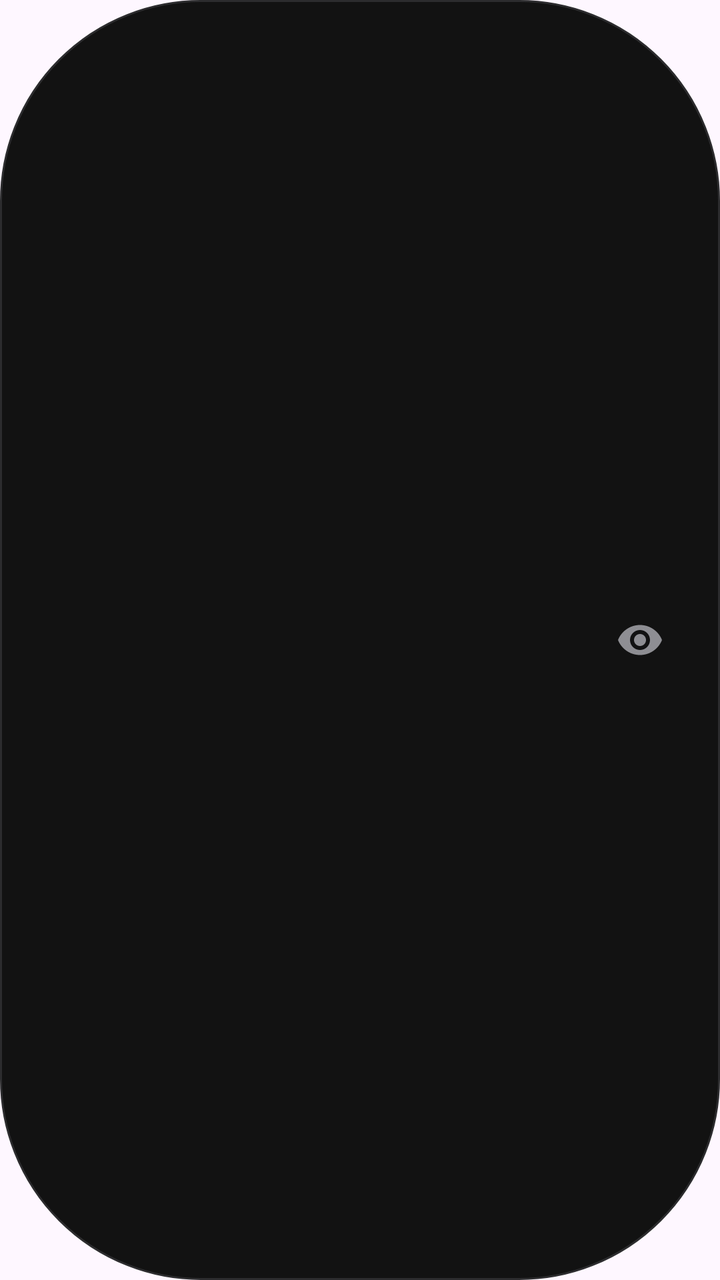
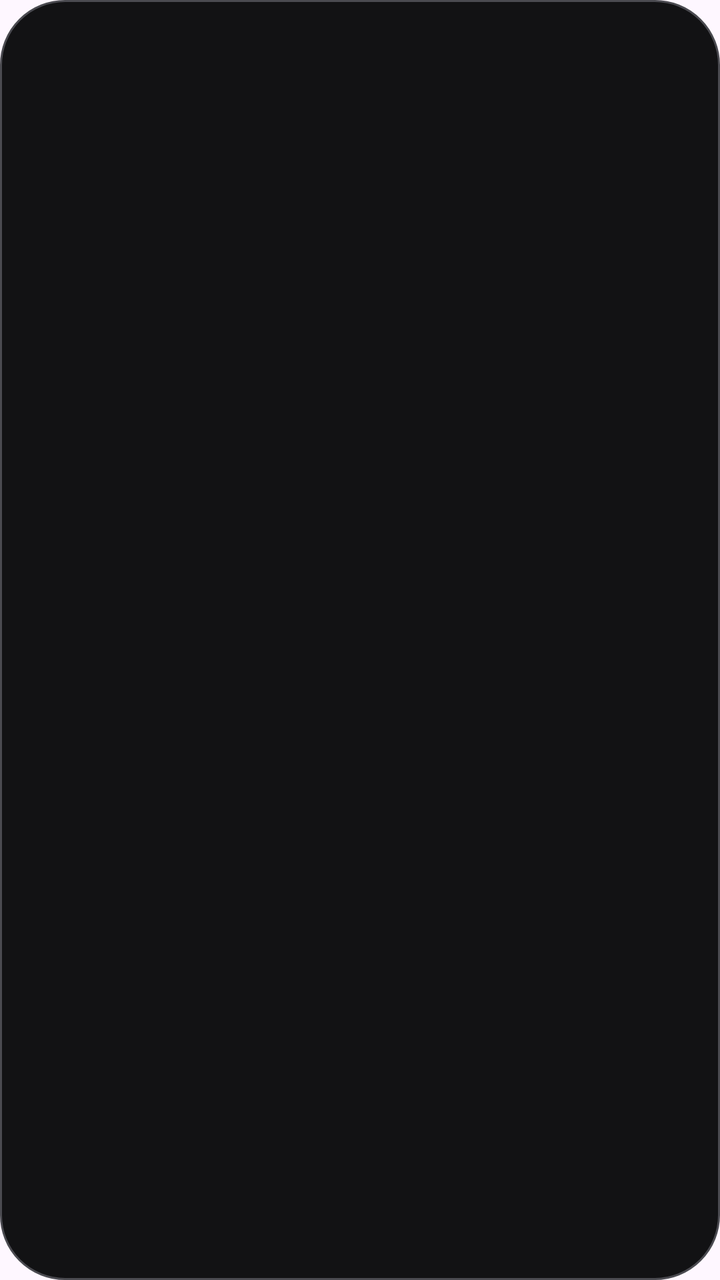

Two renders of the same Android screen: before a commit and after it. Below are the layout's source before the change and the commit's diff.
<!-- AndroidManifest.xml: application theme Theme.Test -->
<!-- res/layout/view_custom_input.xml -->
<?xml version="1.0" encoding="utf-8"?>
<LinearLayout xmlns:android="http://schemas.android.com/apk/res/android"
    xmlns:app="http://schemas.android.com/apk/res-auto"
    android:layout_width="match_parent"
    android:layout_height="wrap_content"
    xmlns:tools="http://schemas.android.com/tools"
    android:orientation="horizontal"
    android:paddingHorizontal="20dp"
    android:background="@drawable/bg_input_field">

    <LinearLayout
        android:layout_width="0dp"
        android:layout_height="wrap_content"
        android:layout_weight="1"
        android:orientation="vertical"
        android:gravity="center_vertical">
        <TextView
            android:id="@+id/tvLabel"
            android:layout_width="wrap_content"
            android:layout_height="wrap_content"
            android:textColor="#8E8E93"
            android:layout_marginTop="4dp"
            android:textSize="@dimen/text_size_small"/>
        <EditText
            android:id="@+id/etInput"
            android:layout_width="match_parent"
            android:layout_height="40dp"
            android:background="@null"
            android:textColor="#FFFFFF"
            android:textColorHint="@color/white"
            android:layout_marginBottom="8dp"
            android:textSize="@dimen/text_size_normal"/>
    </LinearLayout>
    <ImageButton
        android:id="@+id/btnTogglePassword"
        android:layout_width="40dp"
        android:layout_height="40dp"
        android:background="?attr/selectableItemBackgroundBorderless"
        android:src="@drawable/ic_visibility"
        android:layout_gravity="center_vertical"
        app:tint="#8E8E93"/>


</LinearLayout>
<!-- resources referenced by this layout -->
<resources>
  <color name="white">#FFFFFFFF</color>
  <dimen name="text_size_normal">16sp</dimen>
  <dimen name="text_size_small">12sp</dimen>
  <!-- drawable bg_input_field (drawable) -->
  <?xml version="1.0" encoding="utf-8"?>
  <shape xmlns:android="http://schemas.android.com/apk/res/android"
      android:shape="rectangle">
      <solid android:color="#121212"/>
      <stroke android:width="1dp" android:color="#2C2C2E"/>
      <corners android:radius="100dp"/>
  </shape>
  <!-- drawable ic_visibility (drawable) -->
  <vector xmlns:android="http://schemas.android.com/apk/res/android"
      android:width="24dp"
      android:height="24dp"
      android:viewportWidth="24"
      android:viewportHeight="24">
      <path
          android:fillColor="#FFFFFF"
          android:pathData="M12,4.5C7,4.5 2.73,7.61 1,12c1.73,4.39 6,7.5 11,7.5s9.27,-3.11 11,-7.5C21.27,7.61 17,4.5 12,4.5zM12,17c-2.76,0 -5,-2.24 -5,-5s2.24,-5 5,-5 5,2.24 5,5 -2.24,5 -5,5zM12,9c-1.66,0 -3,1.34 -3,3s1.34,3 3,3 3,-1.34 3,-3 -1.34,-3 -3,-3z"/>
  </vector>
  <style name="Theme.Test" parent="Base.Theme.Test" />
  <style name="Base.Theme.Test" parent="Theme.Material3.DayNight.NoActionBar">
          
          
      </style>
</resources>

<!-- the commit's change to res/layout/view_custom_input.xml (unified diff, before → after) -->
@@ -1,44 +1,54 @@
 <?xml version="1.0" encoding="utf-8"?>
-<LinearLayout xmlns:android="http://schemas.android.com/apk/res/android"
+<LinearLayout
+    xmlns:android="http://schemas.android.com/apk/res/android"
     xmlns:app="http://schemas.android.com/apk/res-auto"
+
     android:layout_width="match_parent"
-    android:layout_height="wrap_content"
-    xmlns:tools="http://schemas.android.com/tools"
+    android:layout_height="64dp"
+    android:background="@drawable/bg_input_field"
+    android:gravity="center_vertical"
     android:orientation="horizontal"
-    android:paddingHorizontal="20dp"
-    android:background="@drawable/bg_input_field">
+    android:paddingStart="20dp"
+    android:paddingEnd="12dp">
 
     <LinearLayout
         android:layout_width="0dp"
-        android:layout_height="wrap_content"
+        android:layout_height="match_parent"
         android:layout_weight="1"
-        android:orientation="vertical"
-        android:gravity="center_vertical">
+        android:gravity="center_vertical"
+        android:orientation="vertical">
+
         <TextView
             android:id="@+id/tvLabel"
             android:layout_width="wrap_content"
             android:layout_height="wrap_content"
+            android:layout_marginTop="4dp"
             android:textColor="#8E8E93"
-            android:layout_marginTop="4dp"
-            android:textSize="@dimen/text_size_small"/>
+            android:textSize="@dimen/text_size_small" />
+
         <EditText
             android:id="@+id/etInput"
             android:layout_width="match_parent"
-            android:layout_height="40dp"
+            android:layout_height="36dp"
             android:background="@null"
+            android:gravity="center_vertical"
+            android:padding="0dp"
             android:textColor="#FFFFFF"
-            android:textColorHint="@color/white"
-            android:layout_marginBottom="8dp"
-            android:textSize="@dimen/text_size_normal"/>
+            android:textColorHint="#8E8E93"
+            android:textSize="@dimen/text_size_normal" />
+
     </LinearLayout>
+
     <ImageButton
         android:id="@+id/btnTogglePassword"
         android:layout_width="40dp"
         android:layout_height="40dp"
+        android:layout_gravity="center_vertical"
         android:background="?attr/selectableItemBackgroundBorderless"
+        android:contentDescription="Show password"
+        android:padding="8dp"
         android:src="@drawable/ic_visibility"
-        android:layout_gravity="center_vertical"
-        app:tint="#8E8E93"/>
-
+        android:visibility="gone"
+        app:tint="#8E8E93" />
 
 </LinearLayout>
<!-- resource entries referenced after the edit -->
@@ -1,15 +1,20 @@
 <!-- resources referenced by this layout -->
 <resources>
-  <color name="white">#FFFFFFFF</color>
   <dimen name="text_size_normal">16sp</dimen>
   <dimen name="text_size_small">12sp</dimen>
   <!-- drawable bg_input_field (drawable) -->
   <?xml version="1.0" encoding="utf-8"?>
   <shape xmlns:android="http://schemas.android.com/apk/res/android"
       android:shape="rectangle">
-      <solid android:color="#121212"/>
-      <stroke android:width="1dp" android:color="#2C2C2E"/>
-      <corners android:radius="100dp"/>
+  
+      <solid android:color="#121214" />
+  
+      <stroke
+          android:width="1dp"
+          android:color="#4A4A50" />
+  
+      <corners android:radius="32dp" />
+  
   </shape>
   <!-- drawable ic_visibility (drawable) -->
   <vector xmlns:android="http://schemas.android.com/apk/res/android"
